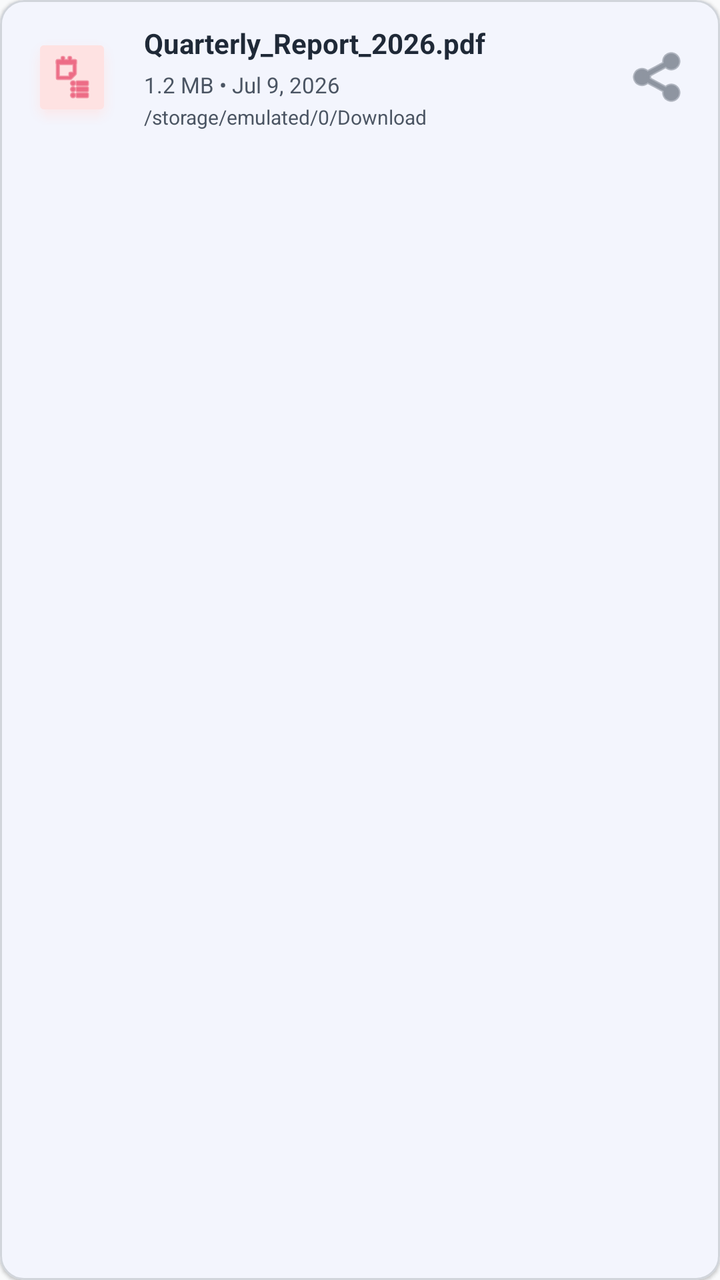
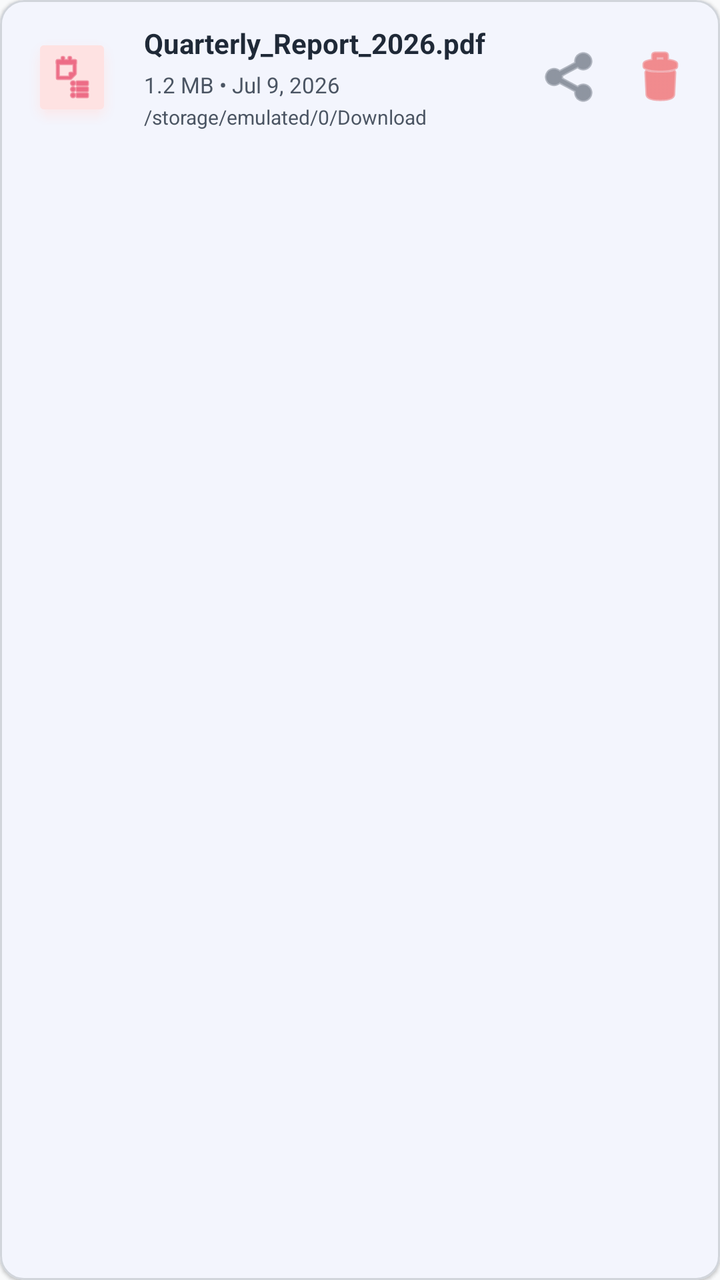

Screens rendered from an Android XML layout before and after an edit, with the pre-edit source and the edit as a unified diff.
<!-- AndroidManifest.xml: application theme Theme.PDFUtilityTools -->
<!-- res/layout/item_discovered_pdf.xml -->
<?xml version="1.0" encoding="utf-8"?>
<com.google.android.material.card.MaterialCardView xmlns:android="http://schemas.android.com/apk/res/android"
    xmlns:app="http://schemas.android.com/apk/res-auto"
    android:id="@+id/card_discovered_pdf"
    android:layout_width="match_parent"
    android:layout_height="wrap_content"
    android:layout_marginHorizontal="4dp"
    android:layout_marginVertical="6dp"
    app:cardCornerRadius="12dp"
    app:cardElevation="1dp"
    app:cardBackgroundColor="@color/surface"
    app:strokeColor="@color/outline"
    app:strokeWidth="1dp"
    android:clickable="true"
    android:focusable="true">

    <LinearLayout
        android:layout_width="match_parent"
        android:layout_height="wrap_content"
        android:orientation="horizontal"
        android:gravity="center_vertical"
        android:padding="12dp">

        
        <FrameLayout
            android:id="@+id/fl_discovered_icon_bg"
            android:layout_width="48dp"
            android:layout_height="48dp"
            android:background="@android:drawable/dialog_holo_light_frame"
            android:backgroundTint="#FFFEE2E2"
            android:layout_marginEnd="12dp">

            <ImageView
                android:id="@+id/iv_discovered_icon"
                android:layout_width="24dp"
                android:layout_height="24dp"
                android:layout_gravity="center"
                android:src="@android:drawable/ic_menu_agenda"
                app:tint="#FFE11D48" />
        </FrameLayout>

        
        <LinearLayout
            android:layout_width="0dp"
            android:layout_height="wrap_content"
            android:layout_weight="1"
            android:orientation="vertical">

            <TextView
                android:id="@+id/tv_discovered_name"
                android:layout_width="match_parent"
                android:layout_height="wrap_content"
                android:text="Quarterly_Report_2026.pdf"
                android:textSize="14sp"
                android:textStyle="bold"
                android:textColor="@color/on_surface"
                android:maxLines="1"
                android:ellipsize="end" />

            <LinearLayout
                android:layout_width="match_parent"
                android:layout_height="wrap_content"
                android:orientation="horizontal"
                android:layout_marginTop="4dp"
                android:gravity="center_vertical">

                <TextView
                    android:id="@+id/tv_discovered_size"
                    android:layout_width="wrap_content"
                    android:layout_height="wrap_content"
                    android:text="1.2 MB"
                    android:textSize="11sp"
                    android:textColor="@color/on_surface_variant" />

                <TextView
                    android:layout_width="wrap_content"
                    android:layout_height="wrap_content"
                    android:text=" • "
                    android:textSize="11sp"
                    android:textColor="@color/on_surface_variant" />

                <TextView
                    android:id="@+id/tv_discovered_date"
                    android:layout_width="wrap_content"
                    android:layout_height="wrap_content"
                    android:text="Jul 9, 2026"
                    android:textSize="11sp"
                    android:textColor="@color/on_surface_variant" />
            </LinearLayout>

            <TextView
                android:id="@+id/tv_discovered_path"
                android:layout_width="match_parent"
                android:layout_height="wrap_content"
                android:layout_marginTop="2dp"
                android:text="/storage/emulated/0/Download"
                android:textSize="10sp"
                android:textColor="@color/on_surface_variant"
                android:maxLines="1"
                android:ellipsize="start" />
        </LinearLayout>

        
        <ImageButton
            android:id="@+id/btn_discovered_share"
            android:layout_width="36dp"
            android:layout_height="36dp"
            android:background="?attr/selectableItemBackgroundBorderless"
            android:src="@android:drawable/ic_menu_share"
            android:contentDescription="Share file"
            app:tint="@color/on_surface_variant"
            android:layout_marginStart="8dp" />


    </LinearLayout>
</com.google.android.material.card.MaterialCardView>
<!-- resources referenced by this layout -->
<resources>
  <color name="on_surface">#1F2937</color>
  <color name="on_surface_variant">#4B5563</color>
  <color name="outline">#D1D5DB</color>
  <color name="surface">#FFFFFF</color>
  <style name="Theme.PDFUtilityTools" parent="Theme.Material3.DayNight.NoActionBar">
          <item name="colorPrimary">@color/primary</item>
          <item name="colorPrimaryContainer">@color/primary_container</item>
          <item name="colorOnPrimary">@color/on_primary</item>
          <item name="android:windowBackground">@color/background</item>
          <item name="colorSurface">@color/surface</item>
          <item name="colorOnSurface">@color/on_surface</item>
          <item name="colorOnSurfaceVariant">@color/on_surface_variant</item>
          <item name="colorOutline">@color/outline</item>
          <item name="colorError">@color/error</item>
      </style>
  <color name="primary">#1D4ED8</color>
  <color name="primary_container">#DBEAFE</color>
  <color name="on_primary">#FFFFFF</color>
  <color name="background">#F9FAFB</color>
  <color name="error">#EF4444</color>
</resources>

<!-- the commit's change to res/layout/item_discovered_pdf.xml (unified diff, before → after) -->
@@ -111,6 +111,15 @@
             app:tint="@color/on_surface_variant"
             android:layout_marginStart="8dp" />
 
-
+        
+        <ImageButton
+            android:id="@+id/btn_discovered_delete"
+            android:layout_width="36dp"
+            android:layout_height="36dp"
+            android:background="?attr/selectableItemBackgroundBorderless"
+            android:src="@android:drawable/ic_menu_delete"
+            android:contentDescription="Delete file"
+            app:tint="@color/error"
+            android:layout_marginStart="8dp" />
     </LinearLayout>
 </com.google.android.material.card.MaterialCardView>
<!-- resource entries referenced after the edit -->
@@ -1,5 +1,6 @@
 <!-- resources referenced by this layout -->
 <resources>
+  <color name="error">#EF4444</color>
   <color name="on_surface">#1F2937</color>
   <color name="on_surface_variant">#4B5563</color>
   <color name="outline">#D1D5DB</color>
@@ -19,6 +20,5 @@
   <color name="primary_container">#DBEAFE</color>
   <color name="on_primary">#FFFFFF</color>
   <color name="background">#F9FAFB</color>
-  <color name="error">#EF4444</color>
 </resources>
 
